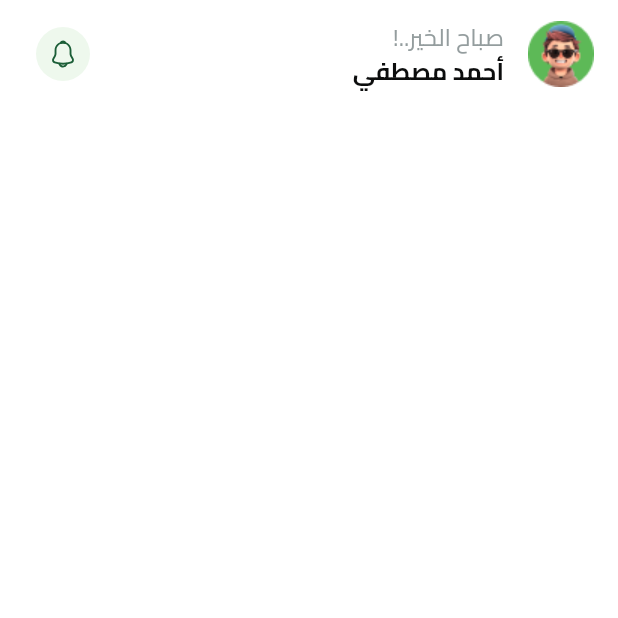
After one commit to Abdelrahmanmagdy19/Fruits_Hub, a Flutter app: the HomeView screen opened by its route, on a phone screen of 412 x 824 dp, the top half of it. The commit adds this screen. Run offline on Flutter 3.47's test engine with Material 3 defaults, Android fonts, the phone set to English and light mode, and no system bars; our stand-ins replace bloc, cloud_firestore, dartz, dots_indicator, firebase_auth, firebase_core and 6 more; missing offline and left inert: flutter_facebook_auth; accounts and stored records are empty.

Commit message:
feat: Add HomeView and related components, including CustomHomeAppBar and HomeViewBody; integrate new assets for improved UI

```diff
--- a/lib/core/helper_function/on_generate_route.dart
+++ b/lib/core/helper_function/on_generate_route.dart
@@ -2,6 +2,7 @@ import 'package:flutter/material.dart';
 import 'package:furits_ecommerce_app/features/auth/presentation/views/signin_view.dart'
     show SigninView;
 import 'package:furits_ecommerce_app/features/auth/presentation/views/signup_view.dart';
+import 'package:furits_ecommerce_app/features/home/presentation/views/home_view.dart';
 import 'package:furits_ecommerce_app/features/on_boarding/views/on_boarding_view.dart';
 import 'package:furits_ecommerce_app/features/splash/views/splash_view/splash_view.dart';
 
@@ -15,6 +16,8 @@ Route<dynamic>? onGenerateRoute(RouteSettings settings) {
       return MaterialPageRoute(builder: (context) => const SigninView());
     case SignupView.routeName:
       return MaterialPageRoute(builder: (context) => const SignupView());
+    case HomeView.routeName:
+      return MaterialPageRoute(builder: (context) => const HomeView());
 
     default:
       return MaterialPageRoute(builder: (context) => const Scaffold());
--- a/lib/core/utils/app_images.dart
+++ b/lib/core/utils/app_images.dart
@@ -26,6 +26,14 @@ class Assets {
   /// assets/images/logo.svg
   static const String imagesLogo = "assets/images/logo.svg";
 
+  /// Assets for imagesMaskGroup
+  /// assets/images/mask_group.png
+  static const String imagesMaskGroup = "assets/images/mask_group.png";
+
+  /// Assets for imagesNotification
+  /// assets/images/notification.svg
+  static const String imagesNotification = "assets/images/notification.svg";
+
   /// Assets for imagesPageViewItem1BackgroundImage
   /// assets/images/page_view_item_1_background_image.svg
   static const String imagesPageViewItem1BackgroundImage = "assets/images/page_view_item_1_background_image.svg";
--- a/lib/features/auth/data/repos/auth_repo_impl.dart
+++ b/lib/features/auth/data/repos/auth_repo_impl.dart
@@ -1,8 +1,6 @@
 import 'dart:developer';
-
 import 'package:dartz/dartz.dart';
 import 'package:firebase_auth/firebase_auth.dart';
-import 'package:flutter/material.dart';
 import 'package:furits_ecommerce_app/core/errors/exception.dart';
 import 'package:furits_ecommerce_app/core/errors/failures.dart';
 import 'package:furits_ecommerce_app/core/services/data_base_services.dart';
--- a/lib/features/auth/widgets/signin_view_body_bloc_consumer.dart
+++ b/lib/features/auth/widgets/signin_view_body_bloc_consumer.dart
@@ -1,9 +1,9 @@
 import 'package:flutter/material.dart';
 import 'package:flutter_bloc/flutter_bloc.dart';
 import 'package:furits_ecommerce_app/core/helper_function/build_error_bar.dart';
-import 'package:furits_ecommerce_app/core/utils/app_color.dart';
 import 'package:furits_ecommerce_app/features/auth/presentation/cubits/signin_cubit/signin_cubit.dart';
 import 'package:furits_ecommerce_app/features/auth/widgets/login_view_body.dart';
+import 'package:furits_ecommerce_app/features/home/presentation/views/home_view.dart';
 import 'package:modal_progress_hud_nsn/modal_progress_hud_nsn.dart';
 
 class SigninViewBodBlocConsumer extends StatelessWidget {
@@ -14,12 +14,7 @@ class SigninViewBodBlocConsumer extends StatelessWidget {
     return BlocConsumer<SigninCubit, SigninState>(
       listener: (context, state) {
         if (state is SigninSuccess) {
-          ScaffoldMessenger.of(context).showSnackBar(
-            SnackBar(
-              content: Text('تم تسجيل الدخول بنجاح'),
-              backgroundColor: AppColor.primaryColor,
-            ),
-          );
+          Navigator.pushNamed(context, HomeView.routeName);
         } else if (state is SigninFailure) {
           buildErrorBar(context, state.errorMessage);
         }
--- a/lib/features/auth/widgets/signup_view_bloc_consumer.dart
+++ b/lib/features/auth/widgets/signup_view_bloc_consumer.dart
@@ -16,12 +16,7 @@ class SignupViewBlocConsumer extends StatelessWidget {
         if (state is SignupFailure) {
           buildErrorBar(context, state.message);
         } else if (state is SignupSuccess) {
-          ScaffoldMessenger.of(context).showSnackBar(
-            SnackBar(
-              content: Text('تم إنشاء الحساب بنجاح'),
-              backgroundColor: Colors.green,
-            ),
-          );
+          Navigator.pop(context);
         }
       },
       builder: (context, state) {
--- /dev/null
+++ b/lib/features/home/presentation/views/home_view.dart
@@ -0,0 +1,11 @@
+import 'package:flutter/material.dart';
+import 'package:furits_ecommerce_app/features/home/presentation/views/widgets/home_view_body.dart';
+
+class HomeView extends StatelessWidget {
+  const HomeView({super.key});
+  static const String routeName = 'Home';
+  @override
+  Widget build(BuildContext context) {
+    return Scaffold(body: SafeArea(child: HomeViewBody()));
+  }
+}
--- /dev/null
+++ b/lib/features/home/presentation/views/widgets/custom_home_app_bar.dart
@@ -0,0 +1,33 @@
+import 'package:flutter/material.dart';
+import 'package:flutter_svg/flutter_svg.dart';
+import 'package:furits_ecommerce_app/core/utils/app_images.dart';
+import 'package:furits_ecommerce_app/core/utils/app_text_styels.dart';
+
+class CustomHomeAppBar extends StatelessWidget {
+  const CustomHomeAppBar({super.key});
+
+  @override
+  Widget build(BuildContext context) {
+    return ListTile(
+      leading: Image.asset(Assets.imagesMaskGroup),
+      title: Text(
+        "صباح الخير..!",
+        textAlign: TextAlign.right,
+        style: AppTextStyles.regular16.copyWith(color: Color(0xFF949D9E)),
+      ),
+      subtitle: Text(
+        "أحمد مصطفي",
+        textAlign: TextAlign.right,
+        style: AppTextStyles.bold16.copyWith(color: Color(0xFF0C0D0D)),
+      ),
+      trailing: Container(
+        padding: EdgeInsets.all(8),
+        decoration: BoxDecoration(
+          color: Color(0xFFEEF8ED),
+          borderRadius: BorderRadius.circular(25),
+        ),
+        child: SvgPicture.asset(Assets.imagesNotification),
+      ),
+    );
+  }
+}
--- /dev/null
+++ b/lib/features/home/presentation/views/widgets/home_view_body.dart
@@ -0,0 +1,15 @@
+import 'package:flutter/material.dart';
+import 'package:furits_ecommerce_app/features/home/presentation/views/widgets/custom_home_app_bar.dart';
+
+class HomeViewBody extends StatelessWidget {
+  const HomeViewBody({super.key});
+
+  @override
+  Widget build(BuildContext context) {
+    return Scaffold(
+      body: CustomScrollView(
+        slivers: [SliverToBoxAdapter(child: CustomHomeAppBar())],
+      ),
+    );
+  }
+}
```
Also changed, not shown: assets/images/mask_group.png (added), assets/images/notification.svg (added).
